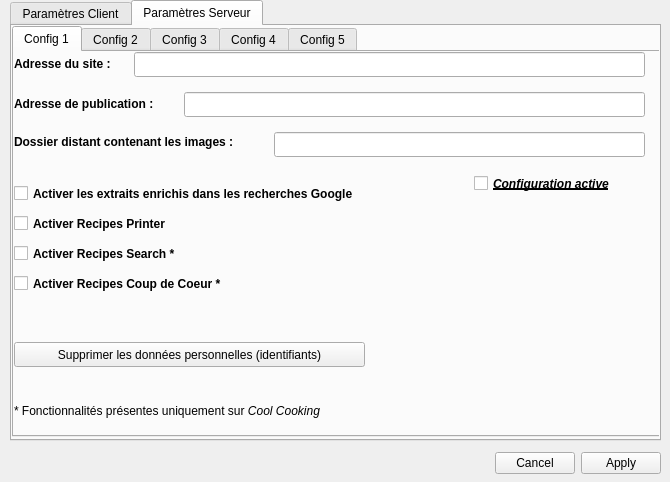
Before: the Qt Designer form ui/options.ui in AlypieFr/qrecipewriter, drawn with Qt 5.
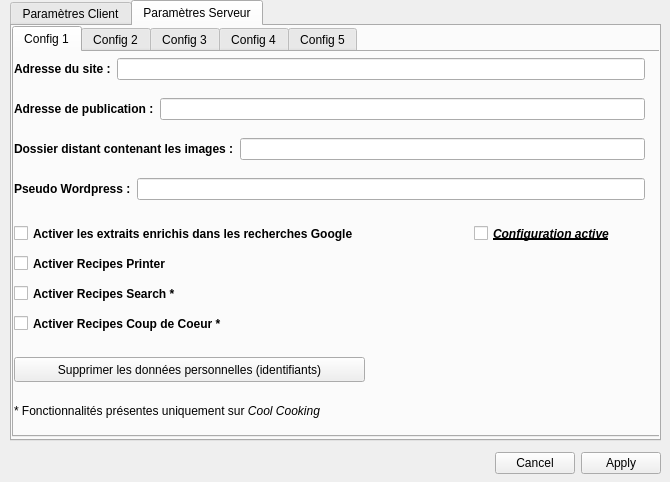
After: the same form once the commit is applied. The open tabs and pages were chosen to show the change. Icons and pictures are not drawn.

Commit message: Add language choice in options (in addition to autodetect) + move pseudo wordpress in server config

What changed in the file:
```diff
--- a/ui/options.ui
+++ b/ui/options.ui
@@ -139,18 +139,8 @@
       <property name="geometry">
        <rect>
         <x>0</x>
-        <y>240</y>
-        <width>261</width>
-        <height>25</height>
-       </rect>
-      </property>
-     </widget>
-     <widget class="QLineEdit" name="lineEditPseudoWordpress">
-      <property name="geometry">
-       <rect>
-        <x>0</x>
         <y>175</y>
-        <width>301</width>
+        <width>261</width>
         <height>25</height>
        </rect>
       </property>
@@ -165,19 +155,6 @@
        </rect>
       </property>
      </widget>
-     <widget class="QLabel" name="labelPseudoWordpress">
-      <property name="geometry">
-       <rect>
-        <x>0</x>
-        <y>155</y>
-        <width>161</width>
-        <height>21</height>
-       </rect>
-      </property>
-      <property name="text">
-       <string>&lt;html&gt;&lt;head/&gt;&lt;body&gt;&lt;p&gt;&lt;span style=&quot; font-weight:600;&quot;&gt;Pseudo Wordpress* : &lt;/span&gt;&lt;/p&gt;&lt;/body&gt;&lt;/html&gt;</string>
-      </property>
-     </widget>
      <widget class="QLabel" name="labelEditeurImages">
       <property name="geometry">
        <rect>
@@ -517,29 +494,6 @@
        <attribute name="title">
         <string>Config 1</string>
        </attribute>
-       <widget class="QLabel" name="labelAdresseSite">
-        <property name="geometry">
-         <rect>
-          <x>0</x>
-          <y>0</y>
-          <width>121</width>
-          <height>25</height>
-         </rect>
-        </property>
-        <property name="text">
-         <string>&lt;html&gt;&lt;head/&gt;&lt;body&gt;&lt;p&gt;&lt;span style=&quot; font-weight:600;&quot;&gt;Adresse du site :&lt;/span&gt;&lt;/p&gt;&lt;/body&gt;&lt;/html&gt;</string>
-        </property>
-       </widget>
-       <widget class="QLineEdit" name="lineEditAdressePublication">
-        <property name="geometry">
-         <rect>
-          <x>170</x>
-          <y>40</y>
-          <width>461</width>
-          <height>25</height>
-         </rect>
-        </property>
-       </widget>
        <widget class="QLabel" name="label_2">
         <property name="geometry">
          <rect>
@@ -553,24 +507,11 @@
          <string>* Fonctionnalités présentes uniquement sur &lt;i&gt;Cool Cooking&lt;/i&gt;</string>
         </property>
        </widget>
-       <widget class="QLabel" name="labelDossierDistantImages">
-        <property name="geometry">
-         <rect>
-          <x>0</x>
-          <y>80</y>
-          <width>271</width>
-          <height>21</height>
-         </rect>
-        </property>
-        <property name="text">
-         <string>&lt;html&gt;&lt;head/&gt;&lt;body&gt;&lt;p&gt;&lt;span style=&quot; font-weight:600;&quot;&gt;Dossier distant contenant les images :&lt;/span&gt;&lt;/p&gt;&lt;/body&gt;&lt;/html&gt;</string>
-        </property>
-       </widget>
        <widget class="QCheckBox" name="recSearch">
         <property name="geometry">
          <rect>
           <x>0</x>
-          <y>190</y>
+          <y>230</y>
           <width>211</width>
           <height>23</height>
          </rect>
@@ -582,44 +523,11 @@
          <string>Activer Recipes Search *</string>
         </property>
        </widget>
-       <widget class="QLineEdit" name="lineEditAdresseSite">
-        <property name="geometry">
-         <rect>
-          <x>120</x>
-          <y>0</y>
-          <width>511</width>
-          <height>25</height>
-         </rect>
-        </property>
-       </widget>
-       <widget class="QLabel" name="labelAddressePublication">
-        <property name="geometry">
-         <rect>
-          <x>0</x>
-          <y>40</y>
-          <width>181</width>
-          <height>25</height>
-         </rect>
-        </property>
-        <property name="text">
-         <string>&lt;html&gt;&lt;head/&gt;&lt;body&gt;&lt;p&gt;&lt;span style=&quot; font-weight:600;&quot;&gt;Adresse de publication :&lt;/span&gt;&lt;/p&gt;&lt;/body&gt;&lt;/html&gt;</string>
-        </property>
-       </widget>
-       <widget class="QLineEdit" name="lineEditDossierDistantImages">
-        <property name="geometry">
-         <rect>
-          <x>260</x>
-          <y>80</y>
-          <width>371</width>
-          <height>25</height>
-         </rect>
-        </property>
-       </widget>
        <widget class="QCheckBox" name="recPrinter">
         <property name="geometry">
          <rect>
           <x>0</x>
-          <y>160</y>
+          <y>200</y>
           <width>201</width>
           <height>23</height>
          </rect>
@@ -635,7 +543,7 @@
         <property name="geometry">
          <rect>
           <x>0</x>
-          <y>220</y>
+          <y>260</y>
           <width>261</width>
           <height>23</height>
          </rect>
@@ -651,7 +559,7 @@
         <property name="geometry">
          <rect>
           <x>0</x>
-          <y>290</y>
+          <y>305</y>
           <width>351</width>
           <height>25</height>
          </rect>
@@ -664,7 +572,7 @@
         <property name="geometry">
          <rect>
           <x>460</x>
-          <y>120</y>
+          <y>170</y>
           <width>171</width>
           <height>23</height>
          </rect>
@@ -688,7 +596,7 @@
         <property name="geometry">
          <rect>
           <x>0</x>
-          <y>130</y>
+          <y>170</y>
           <width>431</width>
           <height>23</height>
          </rect>
@@ -700,6 +608,94 @@
          <string>Activer les extraits enrichis dans les recherches Google</string>
         </property>
        </widget>
+       <widget class="QWidget" name="layoutWidget">
+        <property name="geometry">
+         <rect>
+          <x>0</x>
+          <y>0</y>
+          <width>631</width>
+          <height>34</height>
+         </rect>
+        </property>
+        <layout class="QHBoxLayout" name="horizontalLayout">
+         <item>
+          <widget class="QLabel" name="labelAdresseSite">
+           <property name="text">
+            <string>&lt;html&gt;&lt;head/&gt;&lt;body&gt;&lt;p&gt;&lt;span style=&quot; font-weight:600;&quot;&gt;Adresse du site :&lt;/span&gt;&lt;/p&gt;&lt;/body&gt;&lt;/html&gt;</string>
+           </property>
+          </widget>
+         </item>
+         <item>
+          <widget class="QLineEdit" name="lineEditAdresseSite"/>
+         </item>
+        </layout>
+       </widget>
+       <widget class="QWidget" name="layoutWidget_2">
+        <property name="geometry">
+         <rect>
+          <x>0</x>
+          <y>40</y>
+          <width>631</width>
+          <height>34</height>
+         </rect>
+        </property>
+        <layout class="QHBoxLayout" name="horizontalLayout_2">
+         <item>
+          <widget class="QLabel" name="labelAddressePublication">
+           <property name="text">
+            <string>&lt;html&gt;&lt;head/&gt;&lt;body&gt;&lt;p&gt;&lt;span style=&quot; font-weight:600;&quot;&gt;Adresse de publication :&lt;/span&gt;&lt;/p&gt;&lt;/body&gt;&lt;/html&gt;</string>
+           </property>
+          </widget>
+         </item>
+         <item>
+          <widget class="QLineEdit" name="lineEditAdressePublication"/>
+         </item>
+        </layout>
+       </widget>
+       <widget class="QWidget" name="layoutWidget_3">
+        <property name="geometry">
+         <rect>
+          <x>0</x>
+          <y>80</y>
+          <width>631</width>
+          <height>34</height>
+         </rect>
+        </property>
+        <layout class="QHBoxLayout" name="horizontalLayout_3">
+         <item>
+          <widget class="QLabel" name="labelDossierDistantImages">
+           <property name="text">
+            <string>&lt;html&gt;&lt;head/&gt;&lt;body&gt;&lt;p&gt;&lt;span style=&quot; font-weight:600;&quot;&gt;Dossier distant contenant les images :&lt;/span&gt;&lt;/p&gt;&lt;/body&gt;&lt;/html&gt;</string>
+           </property>
+          </widget>
+         </item>
+         <item>
+          <widget class="QLineEdit" name="lineEditDossierDistantImages"/>
+         </item>
+        </layout>
+       </widget>
+       <widget class="QWidget" name="layoutWidget_4">
+        <property name="geometry">
+         <rect>
+          <x>0</x>
+          <y>120</y>
+          <width>631</width>
+          <height>34</height>
+         </rect>
+        </property>
+        <layout class="QHBoxLayout" name="horizontalLayout_4">
+         <item>
+          <widget class="QLabel" name="labelPseudoWordpress">
+           <property name="text">
+            <string>&lt;html&gt;&lt;head/&gt;&lt;body&gt;&lt;p&gt;&lt;span style=&quot; font-weight:600;&quot;&gt;Pseudo Wordpress :&lt;/span&gt;&lt;/p&gt;&lt;/body&gt;&lt;/html&gt;</string>
+           </property>
+          </widget>
+         </item>
+         <item>
+          <widget class="QLineEdit" name="lineEditPseudoWordpress"/>
+         </item>
+        </layout>
+       </widget>
       </widget>
       <widget class="QWidget" name="config2">
        <attribute name="title">
```
Left out of the diff: 763 changed lines with no effect on the pictures. The commit also changes 8 other files.
